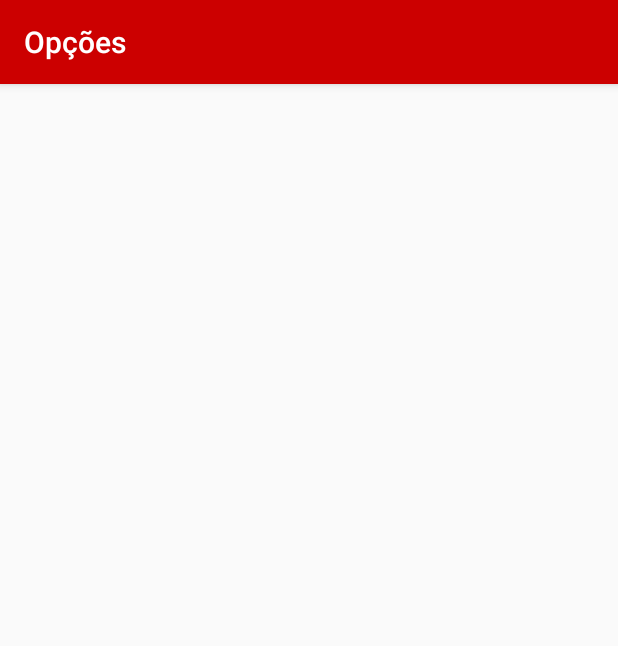
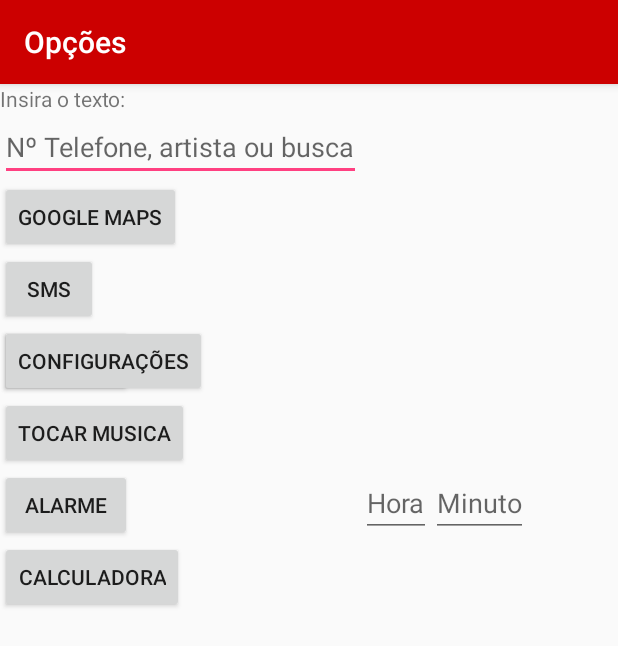
Before and after one commit to RebecaGaldino/GridlayoutApp, an Android app: the OptionsActivity screen opened directly, with no data from a screen before it, on a phone screen of 412 x 824 dp. Shown: the top 646 px of the screen. Run offline under Robolectric (Android 15) with nearby library versions, the phone set to English and light mode, and no system bars.

Commit message:
Options Activity

```diff
--- a/app/src/main/res/layout/activity_options.xml
+++ b/app/src/main/res/layout/activity_options.xml
@@ -1,12 +1,98 @@
 <?xml version="1.0" encoding="utf-8"?>
-<RelativeLayout xmlns:android="http://schemas.android.com/apk/res/android"
-    xmlns:tools="http://schemas.android.com/tools"
-    android:layout_width="match_parent"
-    android:layout_height="match_parent"
-    android:paddingBottom="@dimen/activity_vertical_margin"
-    android:paddingLeft="@dimen/activity_horizontal_margin"
-    android:paddingRight="@dimen/activity_horizontal_margin"
-    android:paddingTop="@dimen/activity_vertical_margin"
-    tools:context="com.example.rebeca.gridlayoutapp.OptionsActivity">
+<GridLayout xmlns:android="http://schemas.android.com/apk/res/android"
+    android:orientation="vertical"
+    android:layout_width="wrap_content"
+    android:layout_height="wrap_content"
+    android:columnCount="6"
+    android:rowCount="9">
 
-</RelativeLayout>
+    <TextView
+        android:layout_width="wrap_content"
+        android:layout_height="wrap_content"
+        android:text="Insira o texto:"
+        android:id="@+id/title" />
+
+    <EditText
+        android:layout_width="match_parent"
+        android:layout_height="wrap_content"
+        android:hint="Nº Telefone, artista ou busca"
+        android:id="@+id/field"/>
+
+    <Button
+        android:layout_width="match_parent"
+        android:layout_height="wrap_content"
+        android:text="Google Maps"
+        android:id="@+id/btGoogleMaps"
+        android:onClick="googleMaps" />
+
+    <Button
+        android:layout_width="65dp"
+        android:layout_height="wrap_content"
+        android:text="SMS"
+        android:id="@+id/btSMS"
+        android:onClick="enviarSms" />
+
+
+    <Button
+        android:layout_width="match_parent"
+        android:layout_height="wrap_content"
+        android:text="Busca"
+        android:id="@+id/btBusca"
+        android:onClick="buscaDireta" />
+
+
+    <Button
+        android:layout_width="match_parent"
+        android:layout_height="wrap_content"
+        android:text="Configurações"
+        android:id="@+id/configuracoes"
+        android:onClick="configuracoes"
+        android:layout_row="4"
+        android:layout_column="0" />
+
+    <Button
+        android:layout_width="match_parent"
+        android:layout_height="wrap_content"
+        android:text="Tocar Musica"
+        android:id="@+id/btTocarMusica"
+        android:onClick="buscaMusica"
+        android:layout_row="6"
+        android:layout_column="0" />
+
+    <Button
+        android:layout_width="match_parent"
+        android:layout_height="wrap_content"
+        android:text="alarme"
+        android:id="@+id/btAlarme"
+        android:onClick="chamarAlarme"
+        android:layout_row="7"
+        android:layout_column="0" />
+
+    <EditText
+        android:layout_width="match_parent"
+        android:layout_height="wrap_content"
+        android:id="@+id/horaEditText"
+        android:hint="Hora"
+        android:inputType="number"
+        android:layout_row="7"
+        android:layout_column="4" />
+
+    <EditText
+        android:layout_width="match_parent"
+        android:layout_height="wrap_content"
+        android:id="@+id/minutoEditText"
+        android:inputType="number"
+        android:hint="Minuto"
+        android:layout_row="7"
+        android:layout_column="5" />
+
+    <Button
+        android:layout_width="wrap_content"
+        android:layout_height="wrap_content"
+        android:text="Calculadora"
+        android:id="@+id/btcalculadora"
+        android:onClick="calculadora"
+        android:layout_row="8"
+        android:layout_column="0" />
+
+</GridLayout>
```
